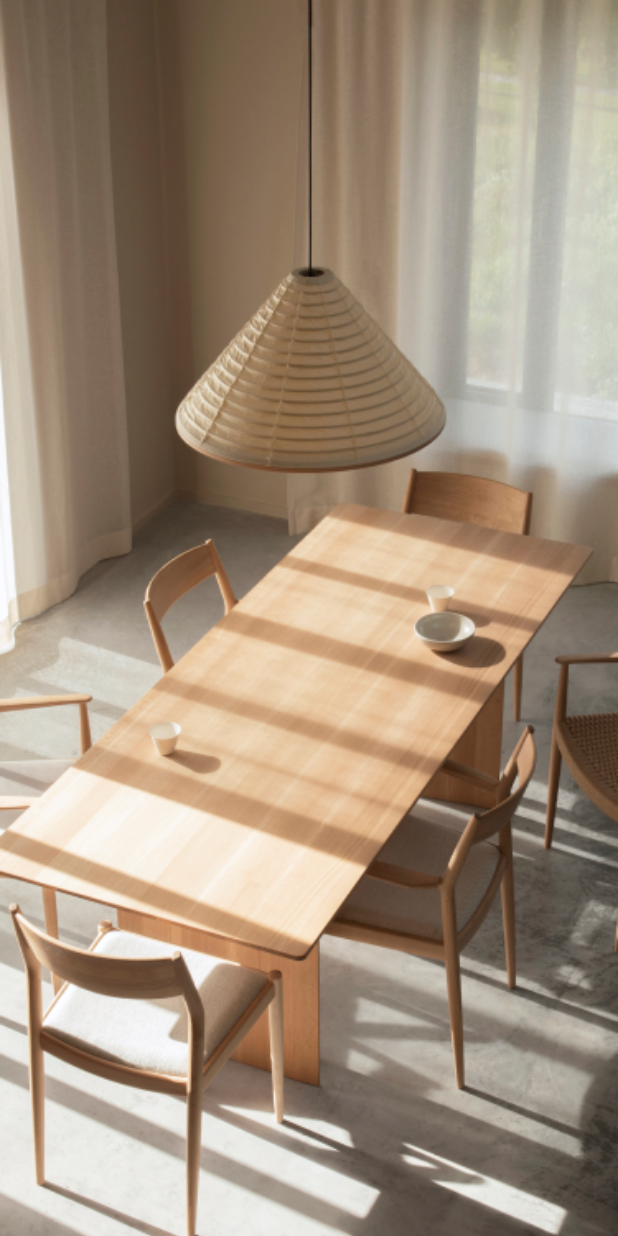
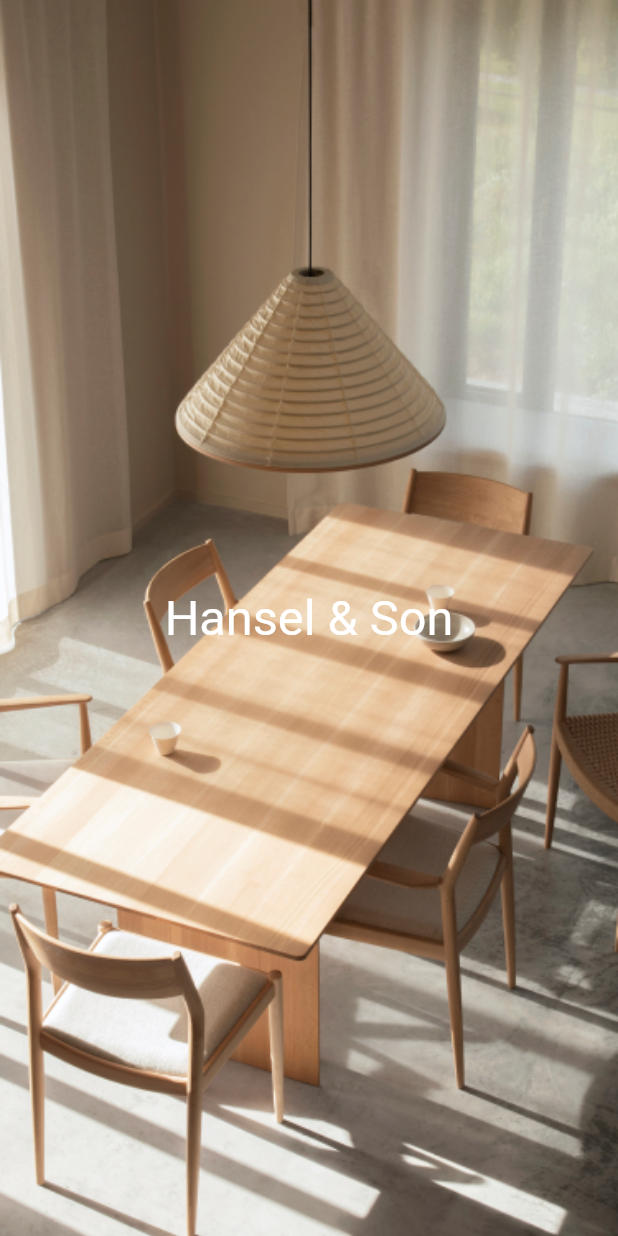
Before and after one commit to tuantm2703/demo_multi_theme, a Flutter app: the SplashScreen screen opened by its route, on a phone screen of 412 x 824 dp. Run offline on Flutter 3.47's test engine with Material 2 defaults, Android fonts, the phone set to English and light mode, and no system bars; our stand-ins replace flutter_screenutil.

Commit message:
init texttheme

```diff
--- a/lib/component/app_scaffold.dart
+++ b/lib/component/app_scaffold.dart
@@ -1,5 +1,4 @@
 import 'package:flutter/material.dart';
-import 'package:flutter/services.dart';
 
 class AppScaffold extends StatelessWidget {
   final Widget? body;
--- a/lib/config/app_color.dart
+++ b/lib/config/app_color.dart
@@ -4,4 +4,9 @@ class AppColor{
   static const Color white = Color(0xFFFFFFFF);
   static const Color black = Color(0xFF000000);
   static const Color black1B1B1B = Color(0xFF1B1B1B);
+  static const Color dark100 = Color(0xFF242424);
+  static const Color darkModePrimary = Color(0xFFF7F7F7);
+  //Primary
+  //Grayscale
+  static Color gray63 = const Color(0xFF12121d).withOpacity(0.6);
 }
--- a/lib/config/app_dimens.dart
+++ b/lib/config/app_dimens.dart
@@ -1,7 +1,19 @@
+import 'package:flutter/cupertino.dart';
 import 'package:flutter_screenutil/flutter_screenutil.dart';
 
 class AppDimens{
   //Screen size
   static final double sw = 1.sw;
   static final double sh = 1.sh;
+
+  //Space
+  static final double space32 = 32.sp;
+
+  //Width
+  static final double width16 = 16.w;
+
+  //Size
+  static SizedBox sizedBoxH8() => SizedBox(height: 8.h,);
+  static SizedBox sizedBoxH16() => SizedBox(height: 16.h,);
+  static SizedBox sizedBoxH90() => SizedBox(height: 90.h,);
 }
--- a/lib/config/app_theme.dart
+++ b/lib/config/app_theme.dart
@@ -5,11 +5,19 @@ class AppTheme with ChangeNotifier{
   static ThemeData lightTheme = ThemeData(
     brightness: Brightness.light,
     scaffoldBackgroundColor: AppColor.white,
+    textTheme: TextTheme(
+      headline4: const TextStyle(color: AppColor.dark100),
+      subtitle2: TextStyle(color: AppColor.gray63),
+    ),
   );
 
   static ThemeData darkTheme = ThemeData(
     brightness: Brightness.dark,
     scaffoldBackgroundColor: AppColor.black1B1B1B,
+    textTheme: TextTheme(
+      headline4: const TextStyle(color: AppColor.darkModePrimary),
+      subtitle2: TextStyle(color: AppColor.gray63),
+    ),
   );
 
   static bool isDarkTheme = false;
--- a/lib/screen/splash/splash_screen.dart
+++ b/lib/screen/splash/splash_screen.dart
@@ -1,6 +1,7 @@
 import 'package:demo_multitheme/component/app_image_widget.dart';
 import 'package:demo_multitheme/component/app_scaffold.dart';
 import 'package:demo_multitheme/config/app_asset_path.dart';
+import 'package:demo_multitheme/config/app_color.dart';
 import 'package:demo_multitheme/config/app_config.dart';
 import 'package:demo_multitheme/config/app_dimens.dart';
 import 'package:demo_multitheme/config/app_route.dart';
@@ -30,16 +31,26 @@ class _SplashScreenState extends State<SplashScreen> {
   @override
   Widget build(BuildContext context) {
     return AppScaffold(
+      body: Stack(
+        children: [
+          AppImageWidget(
+            path: AppAssetsPath.splash,
+            height: AppDimens.sh,
+            width: AppDimens.sw,
+          ),
+          Center(
+            child: Text(
+              'Hansel & Son',
+              style: TextStyle(color: AppColor.white, fontSize: AppDimens.space32, fontWeight: FontWeight.w400),
+            ),
+          ),
+        ],
+      ),
       // floatingActionButton: FloatingActionButton(
-      //   onPressed: (){
+      //   onPressed: () {
       //     appTheme.toggleTheme();
       //   },
       // ),
-      body: AppImageWidget(
-        path: AppAssetsPath.splash,
-        height: AppDimens.sh,
-        width: AppDimens.sw,
-      ),
     );
   }
 }
--- a/pubspec.yaml
+++ b/pubspec.yaml
@@ -46,6 +46,7 @@ dev_dependencies:
   # rules and activating additional ones.
   flutter_lints: ^1.0.0
   flutter_screenutil: ^5.5.4
+  flutter_svg: ^1.1.5
 
 # For information on the generic Dart part of this file, see the
 # following page: https://dart.dev/tools/pub/pubspec
```
Also changed, not shown: lib/screen/authentication/login_screen.dart (+20 -4 lines).
